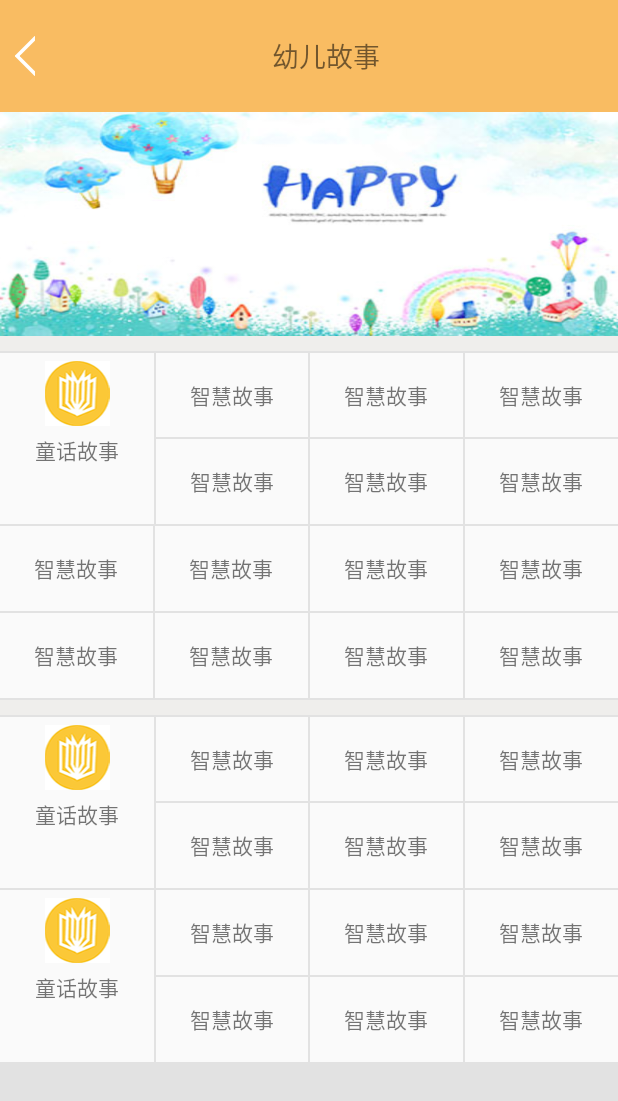
After one commit to easygo1/yutai, an Android app: the AudioTwoStyleActivity screen opened directly, with no data from a screen before it, on a phone screen of 412 x 824 dp. The commit adds this screen. Shown: the top 1101 px of the screen. Run offline under Robolectric (Android 15) with nearby library versions, the phone set to English and light mode, and no system bars.

Commit message:
音频二级分类

```diff
--- a/AudioManager/app/src/main/AndroidManifest.xml
+++ b/AudioManager/app/src/main/AndroidManifest.xml
@@ -3,6 +3,7 @@
           package="com.yutai.audio">
 
     <uses-permission android:name="android.permission.INTERNET"/>
+
     <application
         android:allowBackup="true"
         android:icon="@mipmap/ic_launcher"
@@ -18,6 +19,8 @@
         </activity>
         <activity android:name=".view.activity.TestActivity">
         </activity>
+        <activity android:name=".view.activity.AudioTwoStyleActivity">
+        </activity>
     </application>
 
 </manifest>
--- /dev/null
+++ b/AudioManager/app/src/main/java/com/yutai/audio/view/activity/AudioTwoStyleActivity.java
@@ -0,0 +1,15 @@
+package com.yutai.audio.view.activity;
+
+import android.os.Bundle;
+import android.support.v7.app.AppCompatActivity;
+
+import com.yutai.audio.R;
+
+public class AudioTwoStyleActivity extends AppCompatActivity {
+
+    @Override
+    protected void onCreate(Bundle savedInstanceState) {
+        super.onCreate(savedInstanceState);
+        setContentView(R.layout.activity_audio_two_style);
+    }
+}
--- a/AudioManager/app/src/main/java/com/yutai/audio/view/activity/TestActivity.java
+++ b/AudioManager/app/src/main/java/com/yutai/audio/view/activity/TestActivity.java
@@ -4,7 +4,6 @@ import android.os.Bundle;
 import android.support.v7.app.AppCompatActivity;
 import android.widget.ImageView;
 
-import com.squareup.picasso.Picasso;
 import com.yutai.audio.R;
 
 public class TestActivity extends AppCompatActivity {
@@ -18,8 +17,5 @@ public class TestActivity extends AppCompatActivity {
         /*Glide.with(this)
                 .load("http://www.yooyoo360.com/photo/2009-1-1/20090112132758194.jpg")
                 .into(mImageView);*/
-        Picasso.with(this)
-                .load("http://pic14.nipic.com/20110615/1347158_233357498344_2.jpg")
-                .into(mImageView);
         }
 }
--- a/AudioManager/app/src/main/java/com/yutai/audio/view/fragment/AudioFragment.java
+++ b/AudioManager/app/src/main/java/com/yutai/audio/view/fragment/AudioFragment.java
@@ -1,5 +1,6 @@
 package com.yutai.audio.view.fragment;
 
+import android.content.Intent;
 import android.os.Bundle;
 import android.support.annotation.Nullable;
 import android.support.v4.app.Fragment;
@@ -14,14 +15,16 @@ import com.bumptech.glide.Glide;
 import com.youth.banner.Banner;
 import com.yutai.audio.R;
 import com.yutai.audio.utils.ToastUtils;
+import com.yutai.audio.view.activity.AudioTwoStyleActivity;
 
 /**
  * Created by ZFG on 2016/7/13.
  */
-public class AudioFragment extends Fragment {
-    private Banner banner;
+public class AudioFragment extends Fragment implements View.OnClickListener {
+    private Banner banner1, banner2;//上下轮播图
     //轮播图的图片地址
-    String[] images = new String[]{"http://pic.yesky.com/uploadImages/2015/126/48/0S0NK034NU00.jpg", "http://pic1a.nipic.com/2008-12-01/2008121175139413_2.jpg", "http://pic56.nipic.com/file/20141227/19674963_215052431000_2.jpg"};
+    String[] images1 = new String[]{"http://pic.yesky.com/uploadImages/2015/126/48/0S0NK034NU00.jpg", "http://pic1a.nipic.com/2008-12-01/2008121175139413_2.jpg", "http://pic56.nipic.com/file/20141227/19674963_215052431000_2.jpg"};
+    String[] images2 = new String[]{"http://img3.imgtn.bdimg.com/it/u=3674146550,234257485&fm=21&gp=0.jpg", "http://img5.imgtn.bdimg.com/it/u=2225210172,4016732493&fm=21&gp=0.jpg"};
     // String[] titles=new String[]{"标题"};
     View mView;
     private TextView mCompetitionTextView;
@@ -32,31 +35,80 @@ public class AudioFragment extends Fragment {
     public View onCreateView(LayoutInflater inflater, ViewGroup container, Bundle savedInstanceState) {
         mView = inflater.inflate(R.layout.fragment_audio, null);
         initViews();
+        initListener();
         return mView;
     }
 
     private void initViews() {
-        banner = (Banner) mView.findViewById(R.id.banner);
+        banner1 = (Banner) mView.findViewById(R.id.banner);
         //显示小圆点
-        banner.setBannerStyle(Banner.CIRCLE_INDICATOR);
+        banner1.setBannerStyle(Banner.CIRCLE_INDICATOR);
         //设置小圆点在中间
-        banner.setIndicatorGravity(Banner.CENTER);
+        banner1.setIndicatorGravity(Banner.CENTER);
         //设置轮播图片间隔时间（默认为2000）
-        banner.setDelayTime(5000);
+        banner1.setDelayTime(5000);
         //设置点击事件
-        banner.setOnBannerClickListener(new Banner.OnBannerClickListener() {
+        banner1.setOnBannerClickListener(new Banner.OnBannerClickListener() {
             @Override
             public void OnBannerClick(View view, int position) {
                 //position从1开始
-                ToastUtils.showToast(getActivity(), "单击了" + position);
+                ToastUtils.showToast(getActivity(), "单击了广告" + position);
             }
         });
         //设置轮播图片（所有设置参数方法都放在此方法之前执行）
-        banner.setImages(images, new Banner.OnLoadImageListener() {
+        banner1.setImages(images1, new Banner.OnLoadImageListener() {
             @Override
             public void OnLoadImage(ImageView view, Object url) {
                 Glide.with(getActivity().getApplicationContext()).load(url).into(view);
             }
         });
+
+        banner2 = (Banner) mView.findViewById(R.id.banner2);
+        //显示小圆点
+        banner2.setBannerStyle(Banner.CIRCLE_INDICATOR);
+        //设置小圆点在中间
+        banner2.setIndicatorGravity(Banner.CENTER);
+        //设置轮播图片间隔时间（默认为2000）
+        banner2.setDelayTime(3000);
+        //设置点击事件
+        banner2.setOnBannerClickListener(new Banner.OnBannerClickListener() {
+            @Override
+            public void OnBannerClick(View view, int position) {
+                //position从1开始
+                ToastUtils.showToast(getActivity(), "单击了广告" + position);
+            }
+        });
+        //设置轮播图片（所有设置参数方法都放在此方法之前执行）
+        banner2.setImages(images2, new Banner.OnLoadImageListener() {
+            @Override
+            public void OnLoadImage(ImageView view, Object url) {
+                Glide.with(getActivity().getApplicationContext()).load(url).into(view);
+            }
+        });
+        mCompetitionTextView = (TextView) mView.findViewById(R.id.competition_textview);
+        mStyle1LinearLayout = (LinearLayout) mView.findViewById(R.id.style1_linelayout);
+    }
+
+    private void initListener() {
+        mCompetitionTextView.setOnClickListener(this);
+        mStyle1LinearLayout.setOnClickListener(this);
+    }
+
+    @Override
+    public void onClick(View v) {
+        switch (v.getId()) {
+            case R.id.competition_textview:
+                //大赛
+                ToastUtils.showToast(getActivity(), "大赛");
+                break;
+            case R.id.style1_linelayout:
+                //分类一
+                ToastUtils.showToast(getActivity(), "分类一");
+                //跳转页面
+                Intent intent = new Intent();
+                intent.setClass(getActivity(), AudioTwoStyleActivity.class);
+                startActivity(intent);
+                break;
+        }
     }
 }
--- /dev/null
+++ b/AudioManager/app/src/main/res/layout/activity_audio_two_style.xml
@@ -0,0 +1,20 @@
+<?xml version="1.0" encoding="utf-8"?>
+<LinearLayout
+    xmlns:android="http://schemas.android.com/apk/res/android"
+    xmlns:tools="http://schemas.android.com/tools"
+    android:layout_width="match_parent"
+    android:layout_height="match_parent"
+    android:orientation="vertical"
+    tools:context="com.yutai.audio.view.activity.AudioTwoStyleActivity">
+    <!--音频分类top-->
+    <include
+        layout="@layout/title_top"
+        android:layout_width="match_parent"
+        android:layout_height="0dp"
+        android:layout_weight="1"/>
+    <include
+        layout="@layout/audio_twostyle_content"
+        android:layout_width="match_parent"
+        android:layout_height="0dp"
+        android:layout_weight="10"/>
+</LinearLayout>
--- a/AudioManager/app/src/main/res/layout/audio_onestyle_up.xml
+++ b/AudioManager/app/src/main/res/layout/audio_onestyle_up.xml
@@ -8,6 +8,7 @@
         style="@style/liner_style">
 
         <LinearLayout
+            android:id="@+id/style1_linelayout"
             android:layout_width="0dp"
             android:layout_height="wrap_content"
             android:layout_weight="1"
--- a/AudioManager/app/src/main/res/layout/audio_scroll.xml
+++ b/AudioManager/app/src/main/res/layout/audio_scroll.xml
@@ -13,19 +13,31 @@
         <include
             layout="@layout/audio_top"
             android:layout_width="match_parent"
-            android:layout_height="0dp"
-            android:layout_weight="3"/>
+            android:layout_height="180dp"/>
 
         <include
             layout="@layout/audio_onestyle_up"
             android:layout_width="match_parent"
-            android:layout_height="0dp"
-            android:layout_weight="5"/>
+            android:layout_height="wrap_content"/>
 
-        <android.support.v4.view.ViewPager
+        <TextView
+            style="@style/text_liner_x"
+            android:layout_height="6dp"/>
+
+        <com.youth.banner.Banner
+            xmlns:app="http://schemas.android.com/apk/res-auto"
+            android:id="@+id/banner2"
             android:layout_width="match_parent"
             android:layout_height="80dp"
-            android:background="@color/alpha_background"/>
+            app:indicator_drawable_selected="@drawable/gray_radius"
+            app:indicator_drawable_unselected="@drawable/white_radius"
+            app:indicator_height="10dp"
+            app:indicator_margin="5dp"
+            app:indicator_width="10dp"/>
+
+        <TextView
+            style="@style/text_liner_x"
+            android:layout_height="6dp"/>
 
         <include
             layout="@layout/audio_onestyle_down"
--- a/AudioManager/app/src/main/res/layout/audio_top.xml
+++ b/AudioManager/app/src/main/res/layout/audio_top.xml
@@ -24,7 +24,13 @@
             app:indicator_margin="5dp"
             app:indicator_width="10dp"/>
 
+        <RelativeLayout
+            android:background="@color/alpha_background"
+            android:layout_width="match_parent"
+            android:layout_height="40dp">
+
             <TextView
+                android:id="@+id/competition_textview"
                 style="@style/ww"
                 android:layout_marginLeft="10dp"
                 android:layout_marginTop="10dp"
@@ -49,4 +55,6 @@
                 android:src="@mipmap/icon_search"/>
         </RelativeLayout>
 
+    </RelativeLayout>
+
 </LinearLayout>
--- /dev/null
+++ b/AudioManager/app/src/main/res/layout/audio_twostyle_content.xml
@@ -0,0 +1,400 @@
+<?xml version="1.0" encoding="utf-8"?>
+<LinearLayout xmlns:android="http://schemas.android.com/apk/res/android"
+              android:layout_width="match_parent"
+              android:layout_height="match_parent"
+              android:orientation="vertical">
+
+    <ImageView
+        android:layout_width="match_parent"
+        android:layout_height="0dp"
+        android:layout_weight="2"
+        android:scaleType="fitXY"
+        android:src="@drawable/text1photo"/>
+
+    <LinearLayout
+        android:layout_width="match_parent"
+        android:layout_height="0dp"
+        android:layout_weight="8"
+        android:orientation="vertical">
+
+        <TextView
+            style="@style/text_liner_x"
+            android:layout_height="10dp"
+            android:background="@color/bottomColor"/>
+
+        <TextView
+            style="@style/text_liner_x"/>
+
+        <LinearLayout
+            android:layout_width="match_parent"
+            android:layout_height="0dp"
+            android:layout_weight="2"
+            android:orientation="horizontal"
+            >
+
+            <LinearLayout
+                android:layout_width="0dp"
+                android:layout_height="wrap_content"
+                android:layout_weight="1"
+                android:orientation="vertical">
+
+                <ImageView
+                    style="@style/image_onestyle"
+                    android:src="@mipmap/style"/>
+
+                <TextView
+                    style="@style/text_style"
+                    android:text="童话故事"/>
+            </LinearLayout>
+
+            <TextView
+                style="@style/text_liner_y"/>
+
+            <LinearLayout
+                android:layout_width="0dp"
+                android:layout_height="match_parent"
+                android:layout_weight="3"
+                android:orientation="horizontal">
+
+                <LinearLayout
+                    style="@style/two_audio_style_uodown"
+                    android:orientation="vertical">
+
+                    <TextView
+                        style="@style/two_audio_style_textview"
+                        android:text="智慧故事"/>
+
+                    <TextView
+                        style="@style/text_liner_x"/>
+
+                    <TextView
+                        style="@style/two_audio_style_textview"
+                        android:text="智慧故事"/>
+                </LinearLayout>
+
+                <TextView
+                    style="@style/text_liner_y"/>
+
+                <LinearLayout
+                    style="@style/two_audio_style_uodown"
+                    android:orientation="vertical">
+
+                    <TextView
+                        style="@style/two_audio_style_textview"
+                        android:text="智慧故事"/>
+
+                    <TextView
+                        style="@style/text_liner_x"/>
+
+                    <TextView
+                        style="@style/two_audio_style_textview"
+                        android:text="智慧故事"/>
+                </LinearLayout>
+
+                <TextView
+                    style="@style/text_liner_y"/>
+
+                <LinearLayout
+                    style="@style/two_audio_style_uodown"
+                    android:orientation="vertical">
+
+                    <TextView
+                        style="@style/two_audio_style_textview"
+                        android:text="智慧故事"/>
+
+                    <TextView
+                        style="@style/text_liner_x"/>
+
+                    <TextView
+                        style="@style/two_audio_style_textview"
+                        android:text="智慧故事"/>
+                </LinearLayout>
+            </LinearLayout>
+
+        </LinearLayout>
+
+        <TextView
+            style="@style/text_liner_x"/>
+
+        <LinearLayout
+            android:layout_width="match_parent"
+            android:layout_height="0dp"
+            android:layout_weight="1"
+            android:orientation="horizontal">
+
+            <TextView
+                style="@style/two_audio_style_uodown"
+                android:gravity="center"
+                android:text="智慧故事"
+                />
+
+            <TextView
+                style="@style/text_liner_y"/>
+
+            <TextView
+                style="@style/two_audio_style_uodown"
+                android:gravity="center"
+                android:text="智慧故事"
+                />
+
+            <TextView
+                style="@style/text_liner_y"/>
+
+            <TextView
+                style="@style/two_audio_style_uodown"
+                android:gravity="center"
+                android:text="智慧故事"
+                />
+
+            <TextView
+                style="@style/text_liner_y"/>
+
+            <TextView
+                style="@style/two_audio_style_uodown"
+                android:gravity="center"
+                android:text="智慧故事"
+                />
+        </LinearLayout>
+
+        <TextView
+            style="@style/text_liner_x"/>
+
+        <LinearLayout
+            android:layout_width="match_parent"
+            android:layout_height="0dp"
+            android:layout_weight="1"
+            android:orientation="horizontal">
+
+            <TextView
+                style="@style/two_audio_style_uodown"
+                android:gravity="center"
+                android:text="智慧故事"
+                />
+
+            <TextView
+                style="@style/text_liner_y"/>
+
+            <TextView
+                style="@style/two_audio_style_uodown"
+                android:gravity="center"
+                android:text="智慧故事"
+                />
+
+            <TextView
+                style="@style/text_liner_y"/>
+
+            <TextView
+                style="@style/two_audio_style_uodown"
+                android:gravity="center"
+                android:text="智慧故事"
+                />
+
+            <TextView
+                style="@style/text_liner_y"/>
+
+            <TextView
+                style="@style/two_audio_style_uodown"
+                android:gravity="center"
+                android:text="智慧故事"
+                />
+        </LinearLayout>
+
+        <TextView
+            style="@style/text_liner_x"/>
+
+        <TextView
+            style="@style/text_liner_x"
+            android:layout_height="10dp"
+            android:background="@color/bottomColor"/>
+
+        <TextView
+            style="@style/text_liner_x"/>
+
+        <LinearLayout
+            android:layout_width="match_parent"
+            android:layout_height="0dp"
+            android:layout_weight="2"
+            android:orientation="horizontal">
+
+            <LinearLayout
+                android:layout_width="0dp"
+                android:layout_height="wrap_content"
+                android:layout_weight="1"
+                android:orientation="vertical">
+
+                <ImageView
+                    style="@style/image_onestyle"
+                    android:src="@mipmap/style"/>
+
+                <TextView
+                    style="@style/text_style"
+                    android:text="童话故事"/>
+            </LinearLayout>
+
+            <TextView
+                style="@style/text_liner_y"/>
+
+            <LinearLayout
+                android:layout_width="0dp"
+                android:layout_height="match_parent"
+                android:layout_weight="3"
+                android:orientation="horizontal">
+
+                <LinearLayout
+                    style="@style/two_audio_style_uodown"
+                    android:orientation="vertical">
+
+                    <TextView
+                        style="@style/two_audio_style_textview"
+                        android:text="智慧故事"/>
+
+                    <TextView
+                        style="@style/text_liner_x"/>
+
+                    <TextView
+                        style="@style/two_audio_style_textview"
+                        android:text="智慧故事"/>
+                </LinearLayout>
+
+                <TextView
+                    style="@style/text_liner_y"/>
+
+                <LinearLayout
+                    style="@style/two_audio_style_uodown"
+                    android:orientation="vertical">
+
+                    <TextView
+                        style="@style/two_audio_style_textview"
+                        android:text="智慧故事"/>
+
+                    <TextView
+                        style="@style/text_liner_x"/>
+
+                    <TextView
+                        style="@style/two_audio_style_textview"
+                        android:text="智慧故事"/>
+                </LinearLayout>
+
+                <TextView
+                    style="@style/text_liner_y"/>
+
+                <LinearLayout
+                    style="@style/two_audio_style_uodown"
+                    android:orientation="vertical">
+
+                    <TextView
+                        style="@style/two_audio_style_textview"
+                        android:text="智慧故事"/>
+
+                    <TextView
+                        style="@style/text_liner_x"/>
+
+                    <TextView
+                        style="@style/two_audio_style_textview"
+                        android:text="智慧故事"/>
+                </LinearLayout>
+            </LinearLayout>
+
+        </LinearLayout>
+
+        <TextView
+            style="@style/text_liner_x"/>
+
+        <LinearLayout
+            android:layout_width="match_parent"
+            android:layout_height="0dp"
+            android:layout_weight="2"
+            android:orientation="horizontal"
+            >
+
+            <LinearLayout
+                android:layout_width="0dp"
+                android:layout_height="wrap_content"
+                android:layout_weight="1"
+                android:orientation="vertical">
+
+                <ImageView
+                    style="@style/image_onestyle"
+                    android:src="@mipmap/style"/>
+
+                <TextView
+                    style="@style/text_style"
+                    android:text="童话故事"/>
+            </LinearLayout>
+
+            <TextView
+                style="@style/text_liner_y"/>
+
+            <LinearLayout
+                android:layout_width="0dp"
+                android:layout_height="match_parent"
+                android:layout_weight="3"
+                android:orientation="horizontal">
+
+                <LinearLayout
+                    style="@style/two_audio_style_uodown"
+                    android:orientation="vertical">
+
+                    <TextView
+                        style="@style/two_audio_style_textview"
+                        android:text="智慧故事"/>
+
+                    <TextView
+                        style="@style/text_liner_x"/>
+
+                    <TextView
+                        style="@style/two_audio_style_textview"
+                        android:text="智慧故事"/>
+                </LinearLayout>
+
+                <TextView
+                    style="@style/text_liner_y"/>
+
+                <LinearLayout
+                    style="@style/two_audio_style_uodown"
+                    android:orientation="vertical">
+
+                    <TextView
+                        style="@style/two_audio_style_textview"
+                        android:text="智慧故事"/>
+
+                    <TextView
+                        style="@style/text_liner_x"/>
+
+                    <TextView
+                        style="@style/two_audio_style_textview"
+                        android:text="智慧故事"/>
+                </LinearLayout>
+
+                <TextView
+                    style="@style/text_liner_y"/>
+
+                <LinearLayout
+                    style="@style/two_audio_style_uodown"
+                    android:orientation="vertical">
+
+                    <TextView
+                        style="@style/two_audio_style_textview"
+                        android:text="智慧故事"/>
+
+                    <TextView
+                        style="@style/text_liner_x"/>
+
+                    <TextView
+                        style="@style/two_audio_style_textview"
+                        android:text="智慧故事"/>
+                </LinearLayout>
+            </LinearLayout>
+
+        </LinearLayout>
+
+        <TextView
+            style="@style/text_liner_x"/>
+
+        <TextView
+            style="@style/text_liner_x"
+            android:layout_width="match_parent"
+            android:layout_height="0dp"
+            android:layout_weight="2"/>
+    </LinearLayout>
+</LinearLayout>
--- /dev/null
+++ b/AudioManager/app/src/main/res/layout/title_top.xml
@@ -0,0 +1,20 @@
+<?xml version="1.0" encoding="utf-8"?>
+<LinearLayout xmlns:android="http://schemas.android.com/apk/res/android"
+              android:layout_width="match_parent"
+              android:layout_height="match_parent"
+              android:background="@color/textDown"
+              android:orientation="horizontal">
+
+    <ImageView
+        android:layout_width="wrap_content"
+        android:layout_height="match_parent"
+        android:paddingLeft="10dp"
+        android:src="@mipmap/title_back"/>
+
+    <TextView
+        android:layout_width="match_parent"
+        android:layout_height="match_parent"
+        android:gravity="center"
+        android:text="幼儿故事"
+        android:textSize="@dimen/title_size"/>
+</LinearLayout>
--- a/AudioManager/app/src/main/res/values/colors.xml
+++ b/AudioManager/app/src/main/res/values/colors.xml
@@ -4,7 +4,7 @@
     <color name="colorPrimaryDark">#303F9F</color>
     <color name="colorAccent">#FF4081</color>
     <color name="bottomColor">#EFEEEC</color>
-    <color name="textDown">#f59e1c</color>
+    <color name="textDown">#f9bc62</color>
     <color name="textUp">#080808</color>
     <color name="alpha_background">#459E9E9E</color>
     <color name="line_corlor">#459E9E9E</color>
--- a/AudioManager/app/src/main/res/values/dimens.xml
+++ b/AudioManager/app/src/main/res/values/dimens.xml
@@ -3,4 +3,5 @@
     <dimen name="activity_horizontal_margin">16dp</dimen>
     <dimen name="activity_vertical_margin">16dp</dimen>
     <dimen name="fab_margin">16dp</dimen>
+    <dimen name="title_size">18dp</dimen>
 </resources>
--- a/AudioManager/app/src/main/res/values/styles.xml
+++ b/AudioManager/app/src/main/res/values/styles.xml
@@ -50,7 +50,7 @@
         <item name="android:layout_height">wrap_content</item>
         <item name="android:padding">8dp</item>
     </style>
-    <!--分类linerlayout-->
+    <!--一级分类linerlayout-->
     <style name="liner_style">
         <item name="android:layout_width">match_parent</item>
         <item name="android:layout_height">wrap_content</item>
@@ -70,6 +70,20 @@
         <item name="android:layout_height">match_parent</item>
         <item name="android:background">@color/line_corlor</item>
     </style>
+    <!--二级分类页面中的两个小分类上下排列-->
+    <style name="two_audio_style_uodown">
+        <item name="android:layout_width">0dp</item>
+        <item name="android:layout_height">match_parent</item>
+        <item name="android:layout_weight">1</item>
+        <item name="android:orientation">vertical</item>
+    </style>
+    <!--二级分类中具体分类的textview样式-->
+    <style name="two_audio_style_textview">
+        <item name="android:gravity">center</item>
+        <item name="android:layout_width">match_parent</item>
+        <item name="android:layout_height">0dp</item>
+        <item name="android:layout_weight">1</item>
+    </style>
 
     <style name="AppTheme.NoActionBar">
         <item name="windowActionBar">false</item>
```
Also changed, not shown: AudioManager/app/src/main/res/drawable/text1photo.jpg (added), AudioManager/app/src/main/res/mipmap-hdpi/title_back.png (added). Lines whose indentation alone changed are shown as unchanged.
